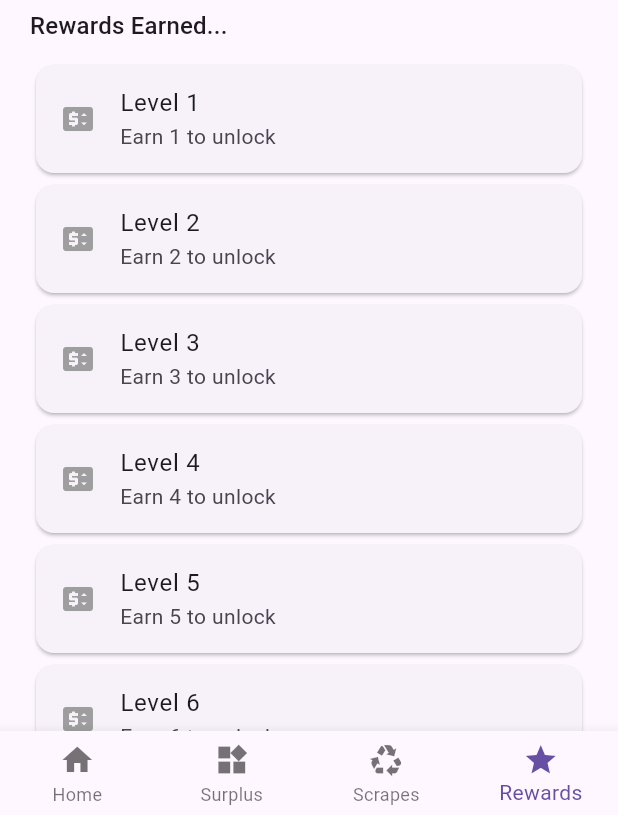
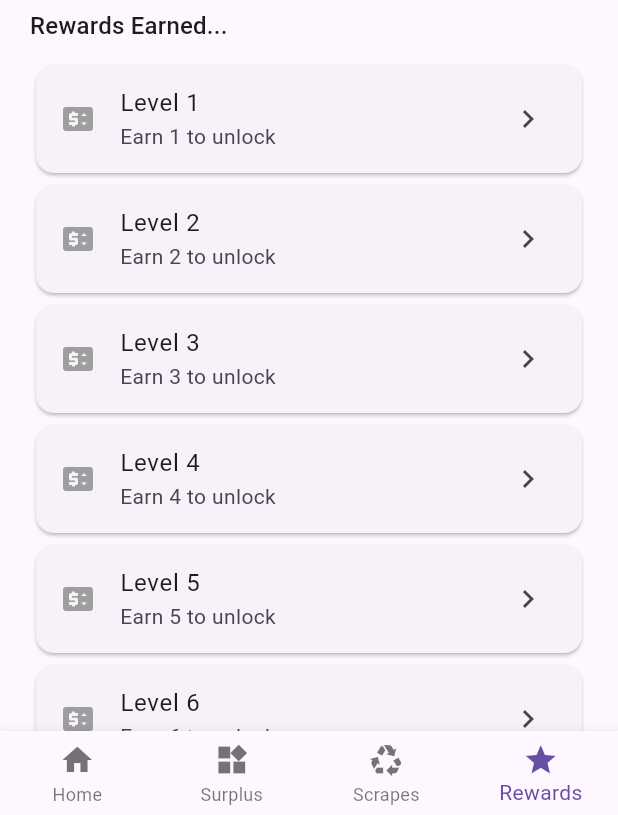
Before and after one commit to Saffron-codes/sustainifyhub, a Flutter app: the screen it shows after launch, item 4 of the bottom bar chosen, on a phone screen of 412 x 824 dp. Shown: the part 418-1233 px from the top of the screen. Run offline on Flutter 3.47's test engine with Material 3 defaults, Android fonts, the phone set to English and light mode, and no system bars; network calls fail.

Commit message:
fix reward page icon

```diff
--- a/lib/views/rewards_view.dart
+++ b/lib/views/rewards_view.dart
@@ -36,6 +36,7 @@ class RewardsView extends StatelessWidget {
                   Icons.price_change,
                   color: Colors.grey,
                 ),
+                trailing: Icon(Icons.chevron_right),
               ),
             ),
             itemCount: 10,
```
